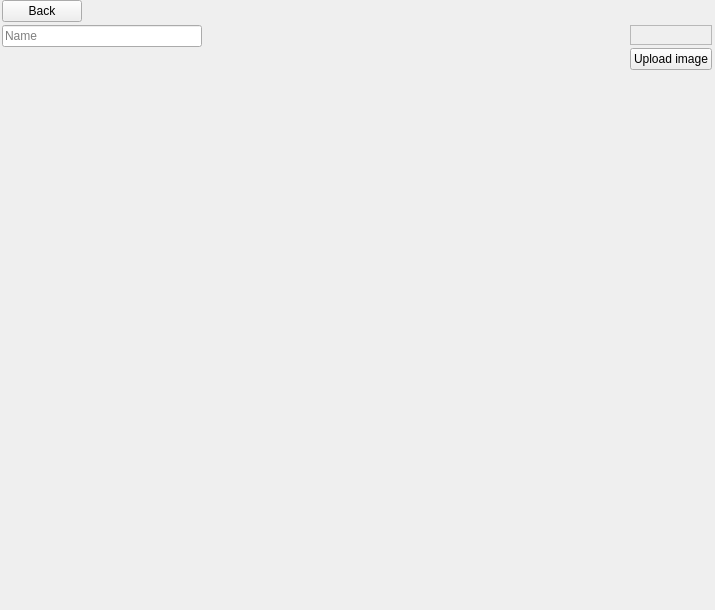
Above: ui/character_editor.ui from zkovari/plotlyst before the change. Below: the same form after it.
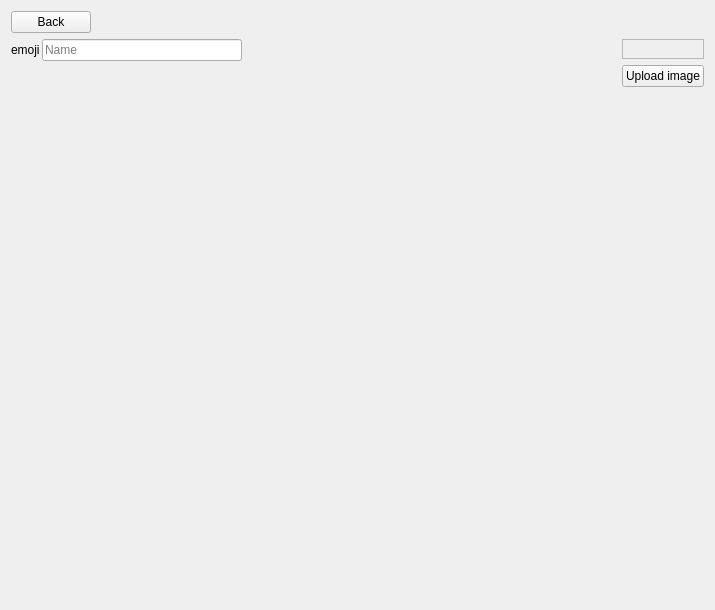
That is the form after the change.

```diff
--- a/ui/character_editor.ui
+++ b/ui/character_editor.ui
@@ -13,22 +13,7 @@
   <property name="windowTitle">
    <string>Form</string>
   </property>
-  <layout class="QVBoxLayout" name="verticalLayout_3">
-   <property name="spacing">
-    <number>3</number>
-   </property>
-   <property name="leftMargin">
-    <number>2</number>
-   </property>
-   <property name="topMargin">
-    <number>0</number>
-   </property>
-   <property name="rightMargin">
-    <number>3</number>
-   </property>
-   <property name="bottomMargin">
-    <number>2</number>
-   </property>
+  <layout class="QVBoxLayout" name="verticalLayout_5">
    <item>
     <layout class="QHBoxLayout" name="horizontalLayout_8">
      <item>
@@ -63,8 +48,22 @@
     </layout>
    </item>
    <item>
+    <layout class="QHBoxLayout" name="horizontalLayout_2">
+     <item>
+      <layout class="QVBoxLayout" name="verticalLayout_4">
+       <property name="spacing">
+        <number>2</number>
+       </property>
+       <item>
     <layout class="QHBoxLayout" name="horizontalLayout">
-     <item alignment="Qt::AlignTop">
+         <item>
+          <widget class="QLabel" name="lblNameEmoji">
+           <property name="text">
+            <string>emoji</string>
+           </property>
+          </widget>
+         </item>
+         <item>
       <widget class="QLineEdit" name="lineName">
        <property name="maximumSize">
         <size>
@@ -89,6 +88,65 @@
         </size>
        </property>
       </spacer>
+         </item>
+        </layout>
+       </item>
+       <item>
+        <widget class="QWidget" name="wdgProfile" native="true">
+         <property name="styleSheet">
+          <string notr="true">QWidget#wdgEditor {
+background-color: rgb(255, 255, 255);
+}</string>
+         </property>
+         <property name="whiteBg" stdset="0">
+          <bool>true</bool>
+         </property>
+         <layout class="QVBoxLayout" name="verticalLayout_3">
+          <property name="spacing">
+           <number>0</number>
+          </property>
+          <property name="leftMargin">
+           <number>0</number>
+          </property>
+          <property name="topMargin">
+           <number>0</number>
+          </property>
+          <property name="rightMargin">
+           <number>0</number>
+          </property>
+          <property name="bottomMargin">
+           <number>0</number>
+          </property>
+          <item>
+           <spacer name="verticalSpacer_3">
+            <property name="orientation">
+             <enum>Qt::Vertical</enum>
+            </property>
+            <property name="sizeHint" stdset="0">
+             <size>
+              <width>20</width>
+              <height>40</height>
+             </size>
+            </property>
+           </spacer>
+          </item>
+         </layout>
+        </widget>
+       </item>
+       <item>
+        <spacer name="verticalSpacer_2">
+         <property name="orientation">
+          <enum>Qt::Vertical</enum>
+         </property>
+         <property name="sizeHint" stdset="0">
+          <size>
+           <width>20</width>
+           <height>40</height>
+          </size>
+         </property>
+        </spacer>
+       </item>
+      </layout>
      </item>
      <item>
       <layout class="QVBoxLayout" name="verticalLayout_2">
```
Left out of the diff: 2 changed lines with no effect on the pictures. Lines whose indentation alone changed are shown as unchanged.
